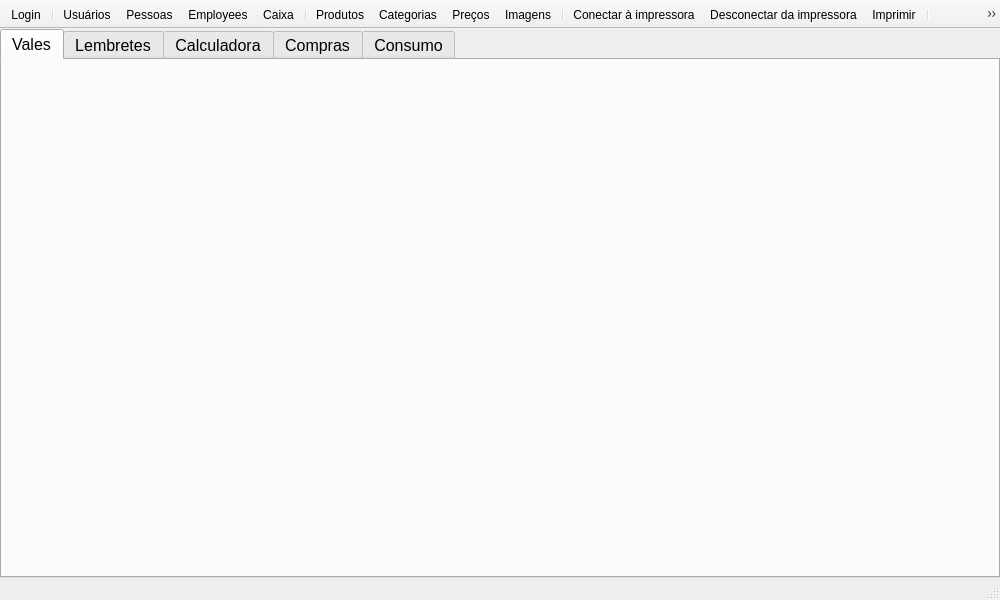
Old version of the form mainwindow.ui in the repository leidensj/BKVale.
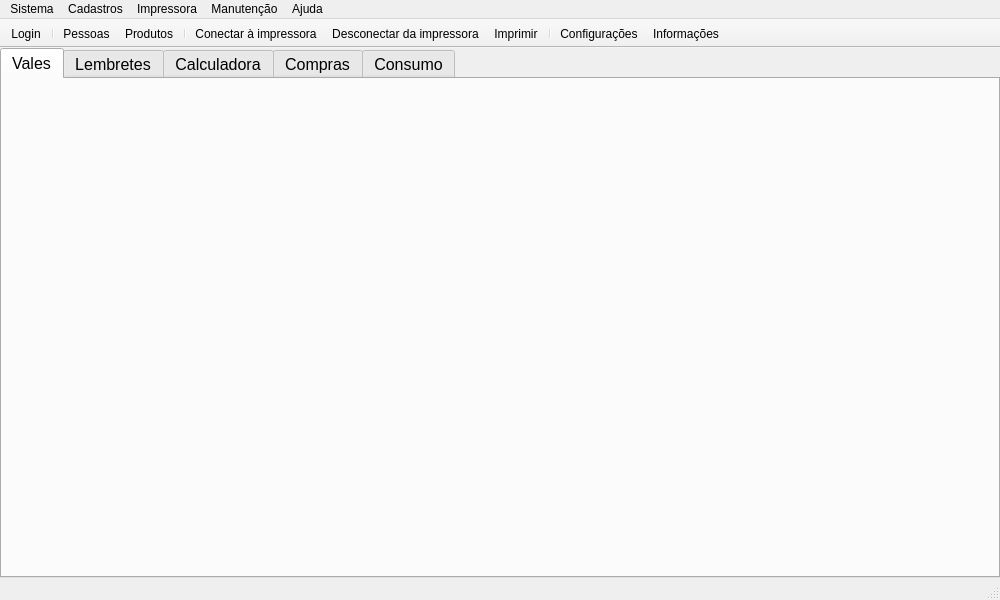
New version of the form. Icons and pictures are not drawn.

```diff
--- a/mainwindow.ui
+++ b/mainwindow.ui
@@ -139,15 +139,8 @@
    </attribute>
    <addaction name="actionLogin"/>
    <addaction name="separator"/>
-   <addaction name="actionUsers"/>
    <addaction name="actionPersons"/>
-   <addaction name="actionEmployees"/>
-   <addaction name="actionCashRegister"/>
-   <addaction name="separator"/>
    <addaction name="actionProducts"/>
-   <addaction name="actionCategories"/>
-   <addaction name="actionPrices"/>
-   <addaction name="actionImages"/>
    <addaction name="separator"/>
    <addaction name="actionConnect"/>
    <addaction name="actionDisconnect"/>
@@ -157,6 +150,64 @@
    <addaction name="actionInfo"/>
   </widget>
   <widget class="QStatusBar" name="statusBar"/>
+  <widget class="QMenuBar" name="menuBar">
+   <property name="geometry">
+    <rect>
+     <x>0</x>
+     <y>0</y>
+     <width>1000</width>
+     <height>21</height>
+    </rect>
+   </property>
+   <widget class="QMenu" name="menuSistema">
+    <property name="title">
+     <string>Sistema</string>
+    </property>
+    <addaction name="actionLogin"/>
+   </widget>
+   <widget class="QMenu" name="menuCadastros">
+    <property name="title">
+     <string>Cadastros</string>
+    </property>
+    <widget class="QMenu" name="menuPessoas">
+     <property name="title">
+      <string>Pessoas</string>
+     </property>
+     <addaction name="actionPersons"/>
+     <addaction name="actionEmployees"/>
+    </widget>
+    <addaction name="menuPessoas"/>
+    <addaction name="actionUsers"/>
+    <addaction name="actionProducts"/>
+    <addaction name="actionCategories"/>
+    <addaction name="actionImages"/>
+   </widget>
+   <widget class="QMenu" name="menuImpressora">
+    <property name="title">
+     <string>Impressora</string>
+    </property>
+    <addaction name="actionConnect"/>
+    <addaction name="actionDisconnect"/>
+    <addaction name="actionPrint"/>
+   </widget>
+   <widget class="QMenu" name="menuConfigura_es">
+    <property name="title">
+     <string>Manutenção</string>
+    </property>
+    <addaction name="actionSettings"/>
+   </widget>
+   <widget class="QMenu" name="menuAjuda">
+    <property name="title">
+     <string>Ajuda</string>
+    </property>
+    <addaction name="actionInfo"/>
+   </widget>
+   <addaction name="menuSistema"/>
+   <addaction name="menuCadastros"/>
+   <addaction name="menuImpressora"/>
+   <addaction name="menuConfigura_es"/>
+   <addaction name="menuAjuda"/>
+  </widget>
   <action name="actionConnect">
    <property name="icon">
     <iconset resource="icons.qrc">
```
